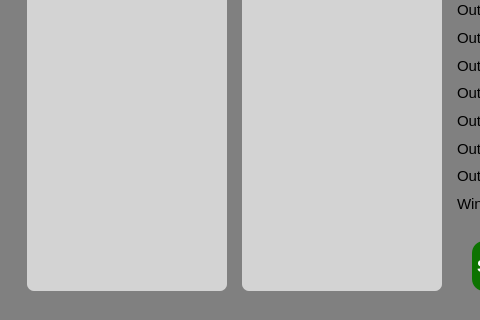
Above: ui/manager.ui from rayer456/electrobot before the change; both pictures show x 0 to 480 and y 395 to 715 of the 900 by 715 pixel window. Below: the same form after it.
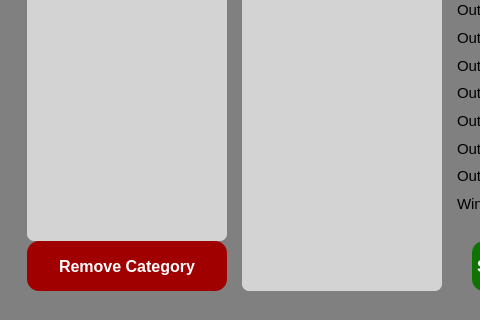
That is the form after the change.

Commit message: able to remove category

```diff
--- a/ui/manager.ui
+++ b/ui/manager.ui
@@ -7,7 +7,7 @@
     <x>0</x>
     <y>0</y>
     <width>900</width>
-    <height>676</height>
+    <height>698</height>
    </rect>
   </property>
   <property name="sizePolicy">
@@ -238,6 +238,59 @@
           </property>
           <property name="selectionRectVisible">
            <bool>false</bool>
+          </property>
+          <property name="sortingEnabled">
+           <bool>false</bool>
+          </property>
+         </widget>
+        </item>
+        <item>
+         <widget class="QPushButton" name="removeCatButton">
+          <property name="sizePolicy">
+           <sizepolicy hsizetype="Fixed" vsizetype="Fixed">
+            <horstretch>0</horstretch>
+            <verstretch>0</verstretch>
+           </sizepolicy>
+          </property>
+          <property name="minimumSize">
+           <size>
+            <width>80</width>
+            <height>50</height>
+           </size>
+          </property>
+          <property name="maximumSize">
+           <size>
+            <width>200</width>
+            <height>50</height>
+           </size>
+          </property>
+          <property name="font">
+           <font>
+            <pointsize>12</pointsize>
+            <bold>true</bold>
+           </font>
+          </property>
+          <property name="cursor">
+           <cursorShape>PointingHandCursor</cursorShape>
+          </property>
+          <property name="styleSheet">
+           <string notr="true">#removeCatButton {
+	background-color: #a10000;
+	color: white;
+	width: 100px;
+	border-radius: 12px;
+	outline: 0;
+}
+
+
+#removeCatButton:hover {
+	background-color: red;
+	color: white;
+	font-weight: bold;
+}</string>
+          </property>
+          <property name="text">
+           <string>Remove Category</string>
           </property>
          </widget>
         </item>
```
The commit also changes 2 other files.
